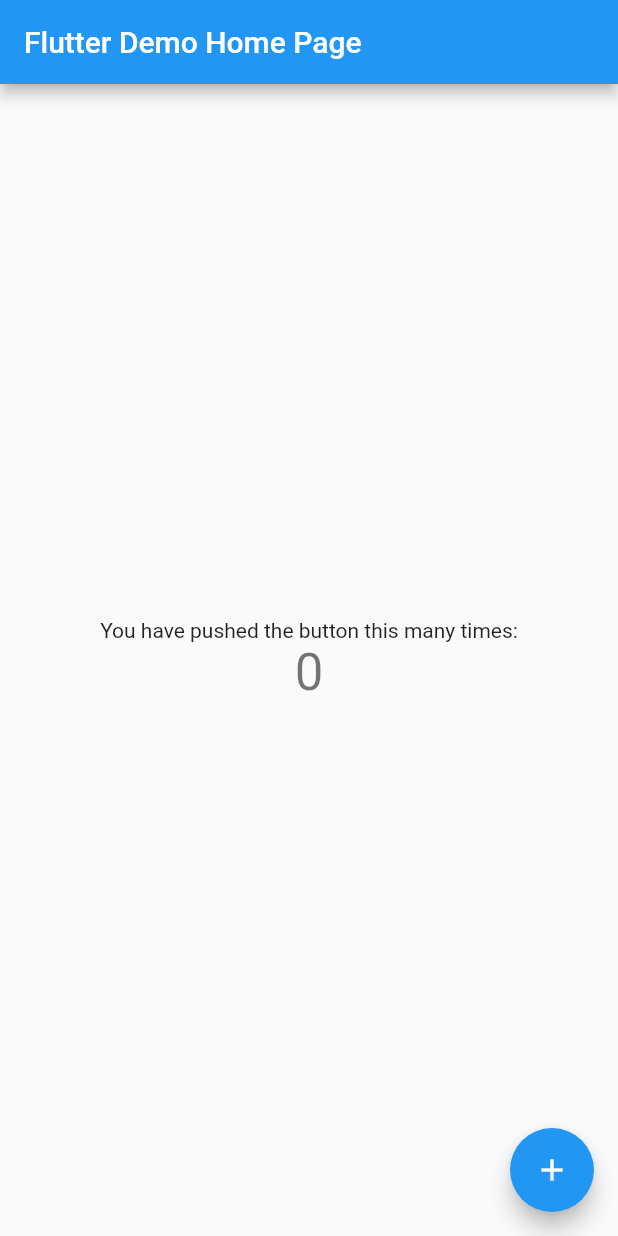
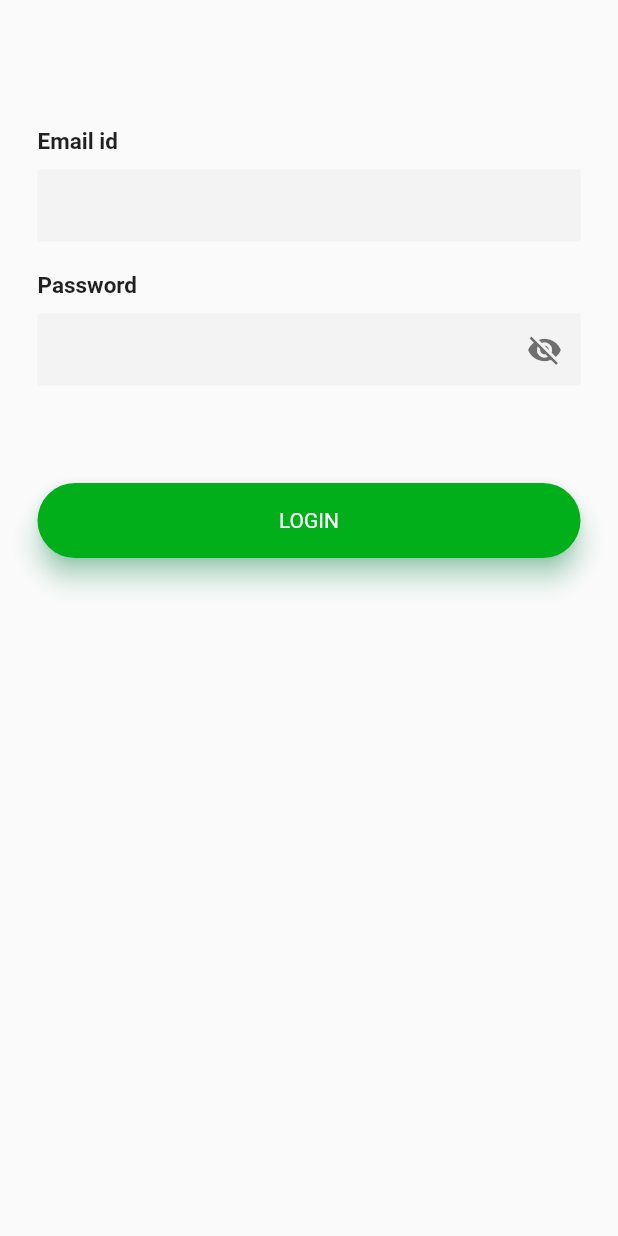
Before and after one commit to adithya-1/tech_demo, a Flutter app: the screen it shows after launch, on a phone screen of 412 x 824 dp. Run offline on Flutter 3.47's test engine with Material 2 defaults, Android fonts, the phone set to English and light mode, and no system bars; our stand-ins replace firebase_auth, firebase_core; accounts and stored records are empty; Roboto replaces fonts that are missing (Trueno).

Commit message:
Login added

```diff
--- a/lib/main.dart
+++ b/lib/main.dart
@@ -1,6 +1,10 @@
+import 'package:firebase_core/firebase_core.dart';
 import 'package:flutter/material.dart';
+import 'package:tech_demo/services/authservice.dart';
 
-void main() {
+void main() async {
+  WidgetsFlutterBinding.ensureInitialized();
+  await Firebase.initializeApp();
   runApp(MyApp());
 }
 
@@ -22,7 +26,7 @@
         // is not restarted.
         primarySwatch: Colors.blue,
       ),
-      home: MyHomePage(title: 'Flutter Demo Home Page'),
+      home: AuthService().handleAuth(),
     );
   }
 }
--- /dev/null
+++ b/lib/pages/loginPage.dart
@@ -0,0 +1,163 @@
+import 'package:flutter/material.dart';
+
+import 'package:tech_demo/services/authservice.dart';
+
+class LoginPage extends StatefulWidget {
+  LoginPage({Key? key, required this.auth}) : super(key: key);
+  final AuthService auth;
+
+  @override
+  _LoginPageState createState() => _LoginPageState();
+}
+
+class _LoginPageState extends State<LoginPage> {
+  final formKey = new GlobalKey<FormState>();
+
+  TextEditingController _email = TextEditingController();
+  TextEditingController _password = TextEditingController();
+  bool passwordHidden = true;
+
+  Color greenColor = Color(0xFF00AF19);
+
+  //To check fields during submit
+  checkFields() {
+    final form = formKey.currentState;
+    if (form!.validate()) {
+      form.save();
+      return true;
+    }
+    return false;
+  }
+
+  Widget _enterpass(String title) {
+    return Container(
+      margin: EdgeInsets.symmetric(vertical: 10),
+      child: Column(
+        crossAxisAlignment: CrossAxisAlignment.start,
+        children: <Widget>[
+          Text(
+            title,
+            style: TextStyle(fontWeight: FontWeight.bold, fontSize: 15),
+          ),
+          SizedBox(
+            height: 10,
+          ),
+          TextFormField(
+            style: TextStyle(
+              color: Colors.black,
+            ),
+            controller: _password,
+            obscureText: passwordHidden,
+            decoration: InputDecoration(
+              border: InputBorder.none,
+              fillColor: Color(0xfff3f3f4),
+              filled: true,
+              suffixIcon: IconButton(
+                icon: Icon(
+                  passwordHidden ? Icons.visibility_off : Icons.visibility,
+                  color: Colors.black54,
+                ),
+                onPressed: () {
+                  setState(() {
+                    passwordHidden = !passwordHidden;
+                  });
+                },
+              ),
+              errorStyle: TextStyle(
+                color: Colors.black,
+              ),
+            ),
+            validator: (value) {
+              if (value!.isEmpty) {
+                return 'Password can\'t be empty';
+              }
+              return null;
+            },
+          )
+        ],
+      ),
+    );
+  }
+
+  Widget _enteremail(String title) {
+    return Container(
+      margin: EdgeInsets.symmetric(vertical: 10),
+      child: Column(
+        crossAxisAlignment: CrossAxisAlignment.start,
+        children: <Widget>[
+          Text(
+            title,
+            style: TextStyle(fontWeight: FontWeight.bold, fontSize: 15),
+          ),
+          SizedBox(
+            height: 10,
+          ),
+          TextFormField(
+            style: TextStyle(
+              color: Colors.black,
+            ),
+            controller: _email,
+            keyboardType: TextInputType.emailAddress,
+            obscureText: false,
+            decoration: InputDecoration(
+              errorStyle: TextStyle(
+                color: Colors.black,
+              ),
+              border: InputBorder.none,
+              fillColor: Color(0xfff3f3f4),
+              filled: true,
+            ),
+            validator: (value) {
+              String pattern =
+                  r'^(([^<>()[\]\\.,;:\s@\"]+(\.[^<>()[\]\\.,;:\s@\"]+)*)|(\".+\"))@((\[[0-9]{1,3}\.[0-9]{1,3}\.[0-9]{1,3}\.[0-9]{1,3}\])|(([a-zA-Z\-0-9]+\.)+[a-zA-Z]{2,}))$';
+              RegExp regex = new RegExp(pattern);
+              if (value!.isEmpty) {
+                return 'Email can\'t be empty';
+              } else if (!regex.hasMatch(value)) return 'Enter Valid Email';
+              return null;
+            },
+          )
+        ],
+      ),
+    );
+  }
+
+  @override
+  Widget build(BuildContext context) {
+    return Scaffold(
+        body: Container(
+            height: MediaQuery.of(context).size.height,
+            width: MediaQuery.of(context).size.width,
+            child: Form(key: formKey, child: _buildLoginForm())));
+  }
+
+  _buildLoginForm() {
+    return Padding(
+        padding: const EdgeInsets.only(left: 25.0, right: 25.0),
+        child: ListView(children: [
+          SizedBox(height: 75.0),
+          _enteremail("Email id"),
+          _enterpass("Password"),
+          SizedBox(height: 5.0),
+          SizedBox(height: 50.0),
+          GestureDetector(
+            onTap: () {
+              print(checkFields());
+              if (checkFields())
+                widget.auth.signIn(_email.text, _password.text, context);
+            },
+            child: Container(
+                height: 50.0,
+                child: Material(
+                    borderRadius: BorderRadius.circular(25.0),
+                    shadowColor: Colors.greenAccent,
+                    color: greenColor,
+                    elevation: 7.0,
+                    child: Center(
+                        child: Text('LOGIN',
+                            style: TextStyle(
+                                color: Colors.white, fontFamily: 'Trueno'))))),
+          ),
+        ]));
+  }
+}
--- /dev/null
+++ b/lib/services/authservice.dart
@@ -0,0 +1,49 @@
+import 'package:firebase_auth/firebase_auth.dart';
+import 'package:flutter/material.dart';
+import 'package:tech_demo/pages/homePage.dart';
+import 'package:tech_demo/pages/loginPage.dart';
+import 'package:tech_demo/services/errorHandler.dart';
+
+class AuthService {
+  //Determine if the user is authenticated.
+  handleAuth() {
+    return StreamBuilder(
+        stream: FirebaseAuth.instance.authStateChanges(),
+        builder: (BuildContext context, snapshot) {
+          if (snapshot.hasData) {
+            return HomePage(
+              auth: AuthService(),
+              userId: FirebaseAuth.instance.currentUser!.uid,
+            );
+          } else {
+            return LoginPage(
+              auth: AuthService(),
+            );
+          }
+        });
+  }
+
+  //Sign out
+  signOut() {
+    FirebaseAuth.instance.signOut();
+  }
+
+  //Sign In
+  signIn(String email, String password, context) {
+    FirebaseAuth.instance
+        .signInWithEmailAndPassword(email: email, password: password)
+        .then((val) {
+      print('signed in');
+    }).catchError((e) {
+      ErrorHandler().errorDialog(context, e);
+    });
+  }
+
+  Future<User> getCurrentUser() async {
+    User user = FirebaseAuth.instance.currentUser!;
+    return user;
+  }
+
+  //fb signin
+
+}
--- a/pubspec.yaml
+++ b/pubspec.yaml
@@ -26,6 +26,7 @@
   firebase_core:
   firebase_auth:
   cloud_firestore:
+  modal_progress_hud:
 
 
   # The following adds the Cupertino Icons font to your application.
```
Also changed, not shown: lib/pages/homePage.dart (added, +74 -0 lines), lib/services/errorHandler.dart (added, +33 -0 lines), pubspec.lock, 1 other file.
